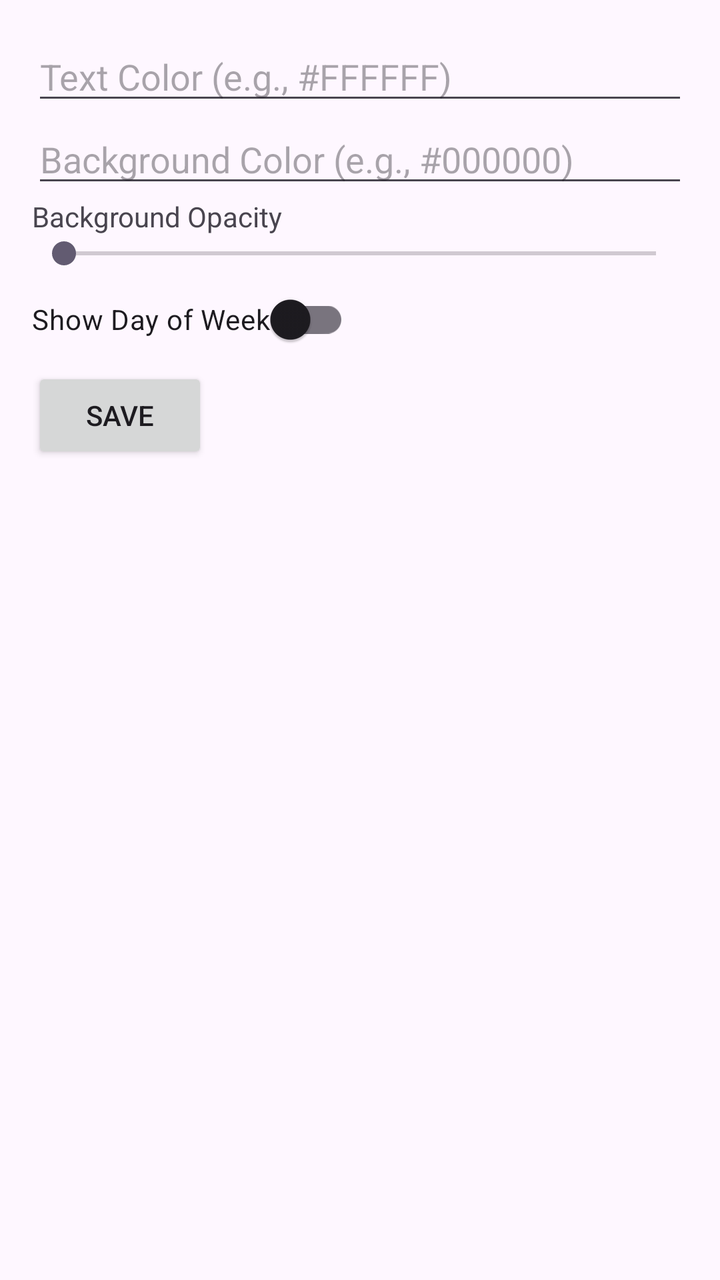
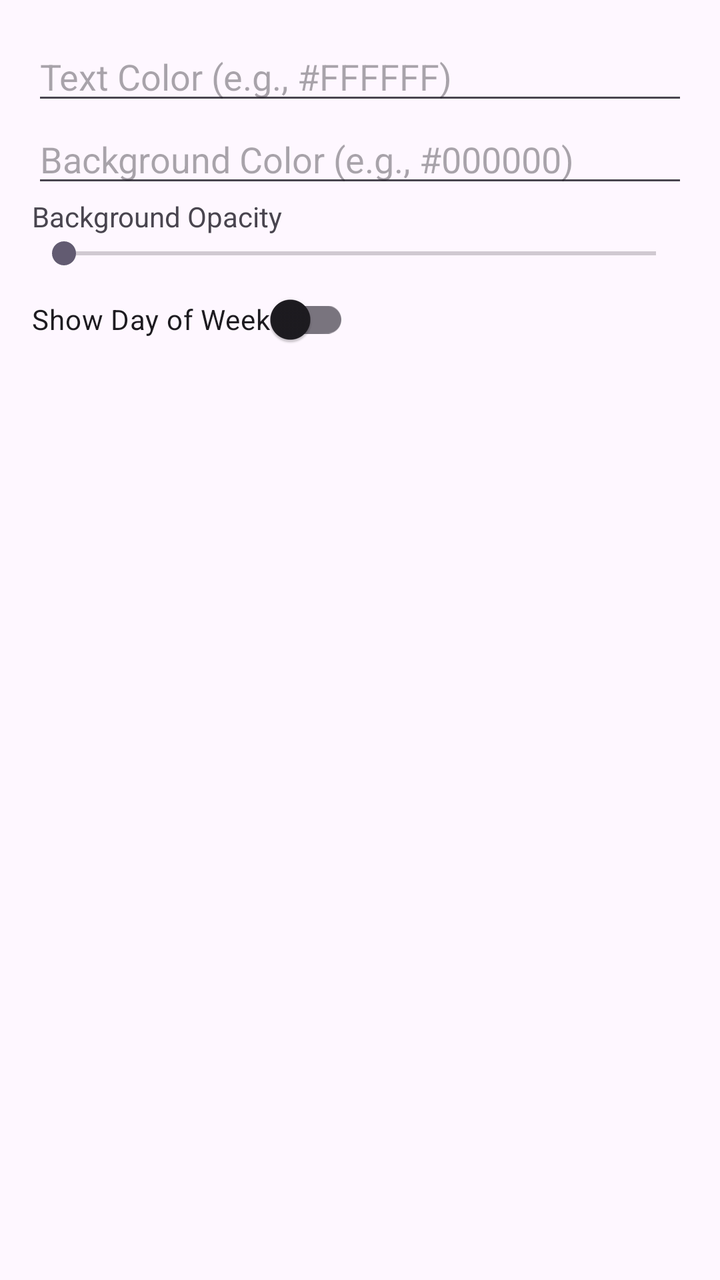

Screens rendered from an Android XML layout before and after an edit, with the pre-edit source and the edit as a unified diff.
<!-- AndroidManifest.xml: application theme Theme.Onlydate -->
<!-- res/layout/activity_widget_config.xml -->
<?xml version="1.0" encoding="utf-8"?>
<LinearLayout xmlns:android="http://schemas.android.com/apk/res/android"
    android:layout_width="match_parent"
    android:layout_height="match_parent"
    android:orientation="vertical"
    android:padding="16dp">

    <EditText
        android:id="@+id/text_color_input"
        android:layout_width="match_parent"
        android:layout_height="wrap_content"
        android:hint="Text Color (e.g., #FFFFFF)" />

    <EditText
        android:id="@+id/background_color_input"
        android:layout_width="match_parent"
        android:layout_height="wrap_content"
        android:hint="Background Color (e.g., #000000)" />

    <TextView
        android:layout_width="wrap_content"
        android:layout_height="wrap_content"
        android:text="Background Opacity" />

    <SeekBar
        android:id="@+id/opacity_seekbar"
        android:layout_width="match_parent"
        android:layout_height="wrap_content"
        android:max="255" />

    <androidx.appcompat.widget.SwitchCompat
        android:id="@+id/show_day_of_week_switch"
        android:layout_width="wrap_content"
        android:layout_height="wrap_content"
        android:text="Show Day of Week" />

    <Button
        android:id="@+id/save_button"
        android:layout_width="wrap_content"
        android:layout_height="wrap_content"
        android:text="Save" />

</LinearLayout>
<!-- resources referenced by this layout -->
<resources>
  <style name="Theme.Onlydate" parent="Base.Theme.Onlydate" />
  <style name="Base.Theme.Onlydate" parent="Theme.Material3.DayNight.NoActionBar">
          
          
      </style>
</resources>

<!-- the commit's change to res/layout/activity_widget_config.xml (unified diff, before → after) -->
@@ -34,10 +34,5 @@
         android:layout_height="wrap_content"
         android:text="Show Day of Week" />
 
-    <Button
-        android:id="@+id/save_button"
-        android:layout_width="wrap_content"
-        android:layout_height="wrap_content"
-        android:text="Save" />
 
 </LinearLayout>
